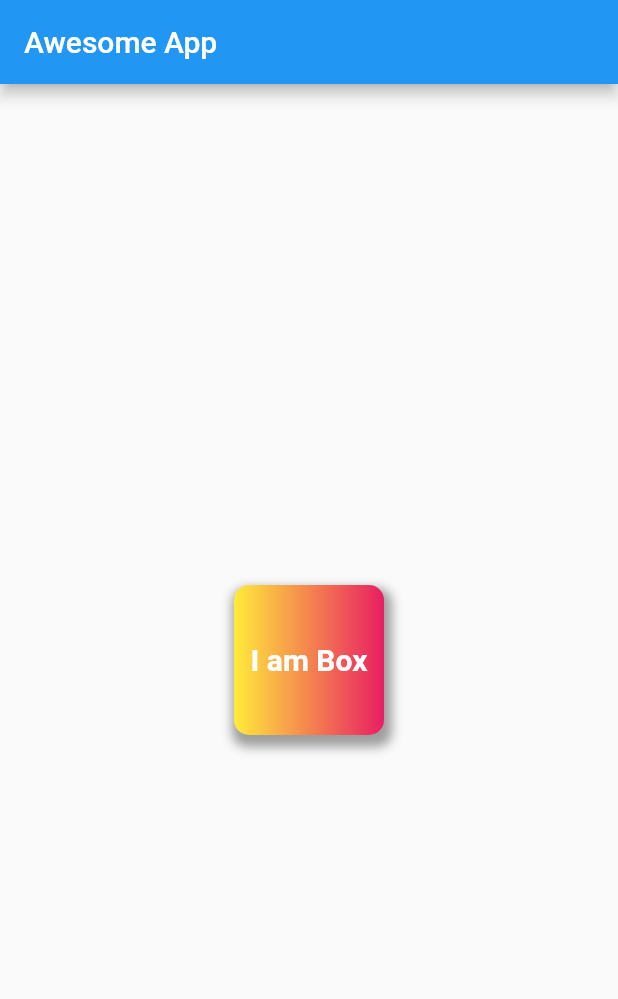
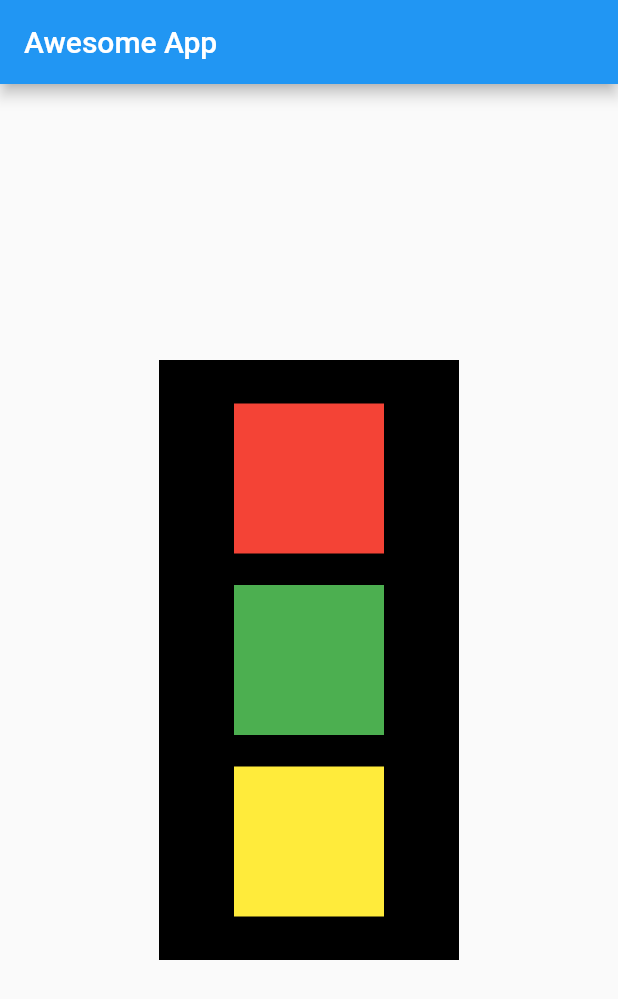
Before and after one commit to AnshulGemini/master, a Flutter app: the screen it shows after launch, on a phone screen of 412 x 824 dp. Shown: the top 999 px of the screen. Run offline on Flutter 3.47's test engine with Material 2 defaults, Android fonts, the phone set to English and light mode, and no system bars; missing offline and left inert: dart:html.

Commit message:
Chapter 3 Completed

```diff
--- a/lib/main.dart
+++ b/lib/main.dart
@@ -20,37 +20,46 @@ class HomePage extends StatelessWidget {
       appBar: AppBar(
         title: Text("Awesome App"),
       ),
-      body: Center(
-        child: Container(
-          padding: const EdgeInsets.all(8),
-          alignment: Alignment.center,
+      body: Padding(
+        padding: const EdgeInsets.all(8),
 
-          height: 100,
-          width: 100,
-          decoration: BoxDecoration(
-            color: Colors.teal,
-            boxShadow: [BoxShadow(
-              color: Colors.grey,
-              blurRadius: 5,
-              spreadRadius: 3,
-              offset: Offset(2.0,5.0)
-              )],
-            gradient: LinearGradient(colors: [Colors.yellow,Colors.pink]),
-            //shape: BoxShape.circle
-            borderRadius: BorderRadius.circular(10),
-
-          ),
-          child: Text(
-            "I am Box",
-            style: TextStyle(
-             fontWeight: FontWeight.bold,
-             color: Colors.white,
-             fontSize: 20
-            ),
-            ),
+         child: Align(
+           alignment: Alignment.center,
+           child:  Container(
+        width: 200,
+        height: 400,
+        color: Colors.black,
+       child:Padding(
+        padding: const EdgeInsets.all(8),
+         child: Column(
+          mainAxisAlignment: MainAxisAlignment.spaceEvenly,
+          crossAxisAlignment: CrossAxisAlignment.center,
+          children: [
+            Container(
+              padding: const EdgeInsets.all(8),
+              height: 100,
+              width: 100,
+              color: Colors.red,
+           ),
+           Container(
+              padding: const EdgeInsets.all(8),
+              height: 100,
+              width: 100,
+              color: Colors.green,
+           ),
+           Container(
+              padding: const EdgeInsets.all(8),
+              height: 100,
+              width: 100,
+              color: Colors.yellow
+           )
+          ],
+        )
         )
       )
+      )
 
+    )
     );
   }
 }
```
